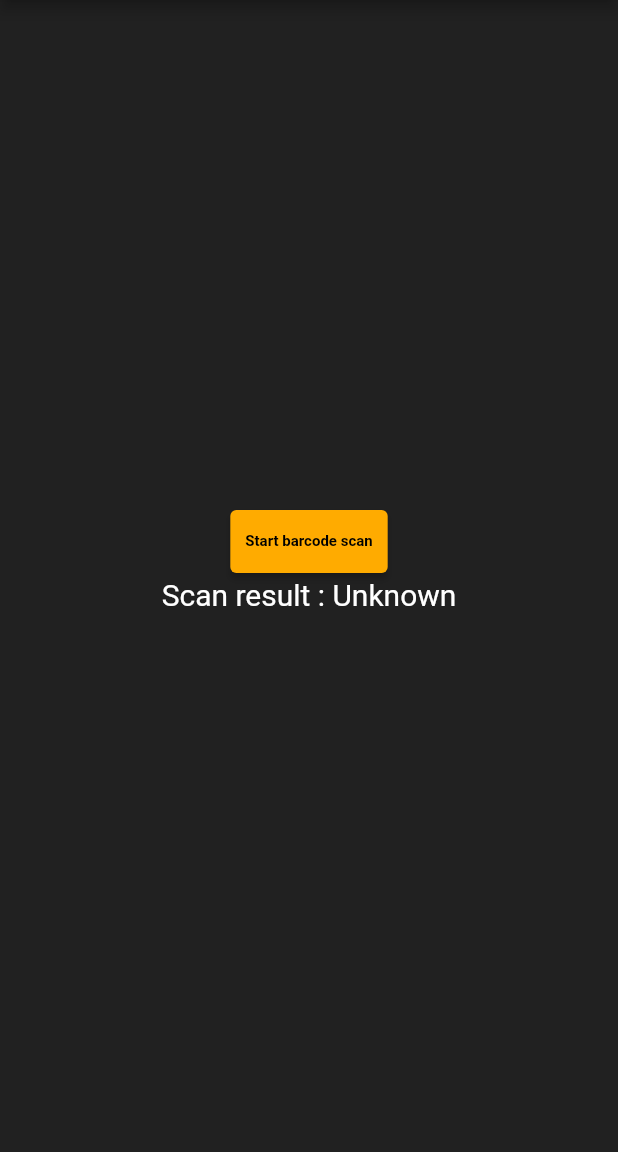
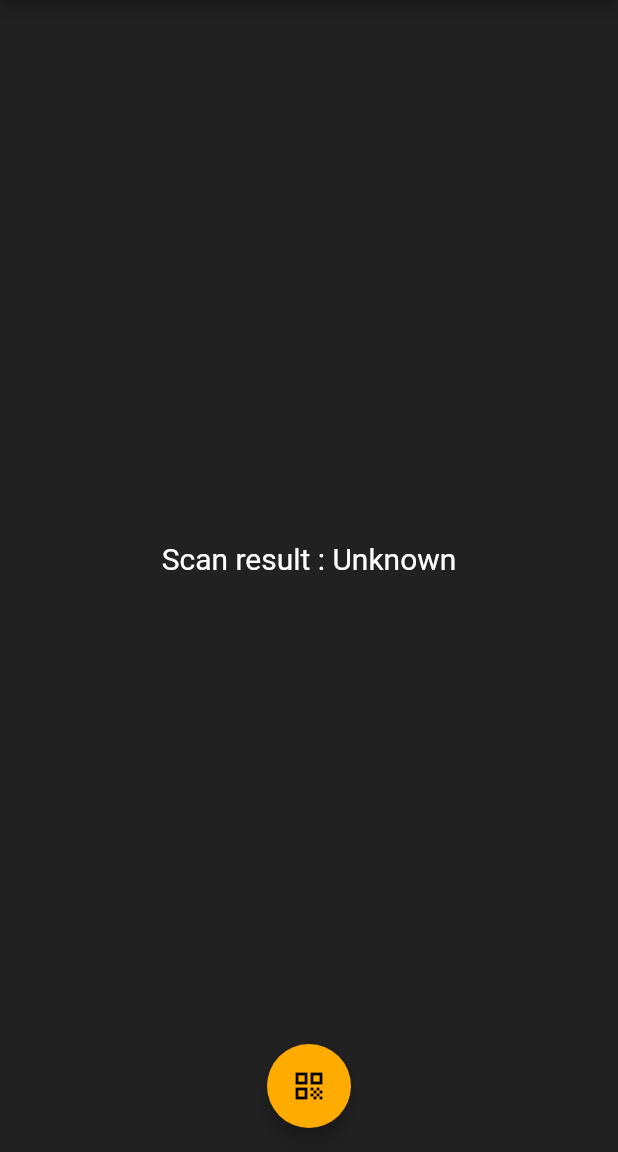
Before and after one commit to writeman916/barcode_scanner, a Flutter app: the screen it shows after launch, on a phone screen of 412 x 824 dp, the part 84-1236 px from its top. Run offline on Flutter 3.47's test engine with Material 2 defaults, Android fonts, the phone set to English and light mode, and no system bars; missing offline and left inert: flutter_barcode_scanner.

Commit message:
change Elevation button to FloatingActionButton

```diff
--- a/lib/home.dart
+++ b/lib/home.dart
@@ -69,7 +69,16 @@ class _HomeState extends State<Home> {
   Widget build(BuildContext context) {
     return MaterialApp(
         home: Scaffold(
-          backgroundColor: Colors.grey[900],
+            backgroundColor: Colors.grey[900],
+            floatingActionButton: FloatingActionButton(
+              backgroundColor: Colors.amberAccent[700],
+              onPressed: () => scanBarcodeNormal(),
+              child: const Icon(
+                Icons.qr_code,
+                color: Colors.black,
+              ),
+            ),
+            floatingActionButtonLocation: FloatingActionButtonLocation.centerFloat,
             appBar: AppBar(
                 title: const Text('Barcode scan'),
               backgroundColor: Colors.black,
@@ -81,27 +90,15 @@ class _HomeState extends State<Home> {
                       direction: Axis.vertical,
                       mainAxisAlignment: MainAxisAlignment.center,
                       children: <Widget>[
-                        ElevatedButton(
-                            style: ElevatedButton.styleFrom(
-                                primary: Colors.amberAccent[700],
-                                padding: EdgeInsets.symmetric(horizontal: 10, vertical: 15),
-                            ),
-                            onPressed: () => scanBarcodeNormal(),
-                            child: Text(
-                              'Start barcode scan',
-                              style: TextStyle(
-                                fontSize: 10,
-                                color: Colors.black,
-                                  fontWeight: FontWeight.bold
-                              ),
-                            )),
                         Text('Scan result : $_scanBarcode\n',
                             style: TextStyle(
                                 fontSize: 20,
                                 color: Colors.white,
                             )
                         )
-                      ]));
+                      ]
+                  )
+              );
             })));
   }
 }
```
